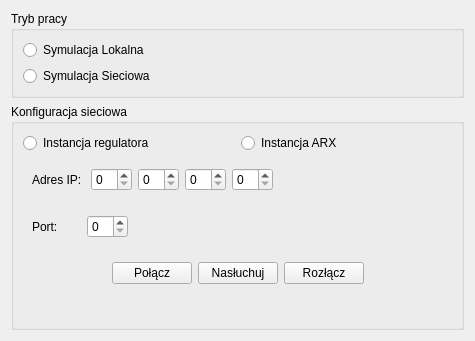
Above: workdialog.ui from jakubarchabuz316285/Projekt_pk_sem4 before the change. Below: the same form after it.
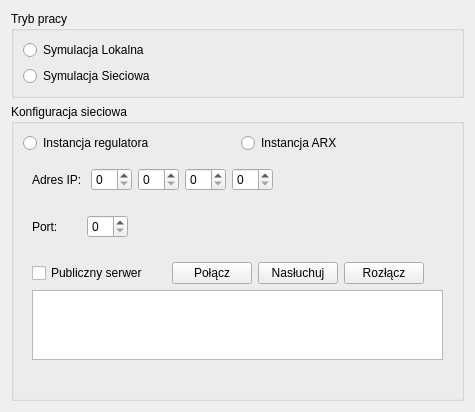
That is the form after the change.

Diff of the .ui file:
```diff
--- a/workdialog.ui
+++ b/workdialog.ui
@@ -7,7 +7,7 @@
     <x>0</x>
     <y>0</y>
     <width>475</width>
-    <height>341</height>
+    <height>365</height>
    </rect>
   </property>
   <property name="windowTitle">
@@ -149,6 +149,13 @@
           <layout class="QVBoxLayout" name="verticalLayout_6">
            <item>
             <layout class="QHBoxLayout" name="horizontalLayout_5">
+             <item>
+              <widget class="QCheckBox" name="chckboxPublicznySerwer">
+               <property name="text">
+                <string>Publiczny serwer</string>
+               </property>
+              </widget>
+             </item>
              <item>
               <spacer name="horizontalSpacer_3">
                <property name="orientation">
@@ -198,6 +205,9 @@
              </item>
             </layout>
            </item>
+           <item>
+            <widget class="QListWidget" name="listWidgetSerwery"/>
+           </item>
           </layout>
          </widget>
         </item>
```
